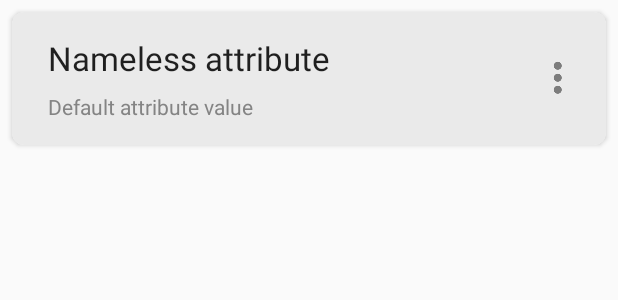
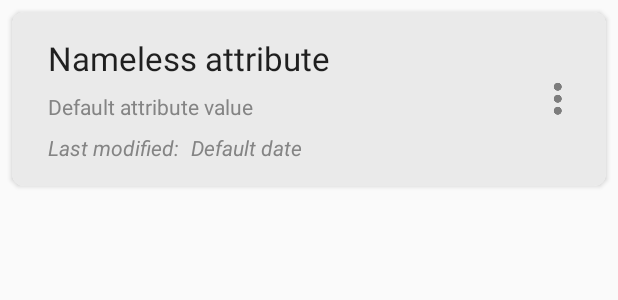
Before and after one commit to Winehorn/PassButler, an Android app: the layout account_detail_item.xml on its own in the app's theme, with its tools: preview values and no code run, on a phone screen of 412 x 824 dp. Shown: the top 300 px of the screen. Run offline under Robolectric (Android 15) with nearby library versions, the phone set to English and light mode, and no system bars.

Commit message:
Add the date of last modification to each attribute in the detail view of an account.

```diff
--- a/PassButler/app/src/main/java/edu/hm/cs/ig/passbutler/account_detail/AccountDetailAdapter.java
+++ b/PassButler/app/src/main/java/edu/hm/cs/ig/passbutler/account_detail/AccountDetailAdapter.java
@@ -41,8 +41,10 @@ public class AccountDetailAdapter extends RecyclerView.Adapter<AccountDetailAdap
     public void onBindViewHolder(AccountDetailAdapterViewHolder holder, int position) {
         String key = accountItemHandler.getAttributeKey(context, position);
         String value = accountItemHandler.getAttributeValue(context, key);
+        String lastModified = accountItemHandler.getAttributeLastModified(context, key).toString();
         holder.accountAttributeKeyTextView.setText(key);
         holder.accountAttributeValueTextView.setText(value);
+        holder.accountAttributeLastModifiedTextView.setText(lastModified);
     }
 
     @Override
@@ -62,11 +64,13 @@ public class AccountDetailAdapter extends RecyclerView.Adapter<AccountDetailAdap
 
         public final TextView accountAttributeKeyTextView;
         public final TextView accountAttributeValueTextView;
+        public final TextView accountAttributeLastModifiedTextView;
 
         public AccountDetailAdapterViewHolder(View view) {
             super(view);
             accountAttributeKeyTextView = view.findViewById(R.id.account_attribute_key_text_view);
             accountAttributeValueTextView = view.findViewById(R.id.account_attribute_value_text_view);
+            accountAttributeLastModifiedTextView = view.findViewById(R.id.account_attribute_last_modified_date_text_view);
             ImageButton imageButton = view.findViewById(R.id.account_detail_item_image_button);
             imageButton.setOnClickListener(this);
             view.setOnClickListener(this);
--- a/PassButler/app/src/main/res/layout/account_detail_item.xml
+++ b/PassButler/app/src/main/res/layout/account_detail_item.xml
@@ -42,9 +42,41 @@
                 android:layout_width="match_parent"
                 android:layout_height="wrap_content"
                 android:layout_marginTop="4dp"
+                android:layout_marginBottom="4dp"
                 android:textColor="@color/gray"
                 android:background="@color/background_light"
                 android:text="@string/default_attribute_value" />
+
+            <LinearLayout
+                android:layout_width="match_parent"
+                android:layout_height="wrap_content"
+                android:layout_marginTop="4dp"
+                android:background="@color/background_light"
+                android:orientation="horizontal">
+
+                <TextView
+                    android:id="@+id/account_attribute_last_modified_identifier_text_view"
+                    style="@style/TextAppearance.AppCompat.Small"
+                    android:textStyle="italic"
+                    android:layout_width="wrap_content"
+                    android:layout_height="wrap_content"
+                    android:textColor="@color/gray"
+                    android:paddingRight="4dp"
+                    android:background="@color/background_light"
+                    android:text="@string/last_modified_identifier_text_view_label" />
+
+                <TextView
+                    android:id="@+id/account_attribute_last_modified_date_text_view"
+                    style="@style/TextAppearance.AppCompat.Small"
+                    android:textStyle="italic"
+                    android:layout_width="wrap_content"
+                    android:layout_height="wrap_content"
+                    android:textColor="@color/gray"
+                    android:paddingLeft="4dp"
+                    android:background="@color/background_light"
+                    android:text="@string/default_last_modified_date" />
+
+            </LinearLayout>
 
         </LinearLayout>
 
--- a/PassButler/app/src/main/res/values/strings.xml
+++ b/PassButler/app/src/main/res/values/strings.xml
@@ -71,6 +71,8 @@
     <string name="default_attribute_value">Default attribute value</string>
     <string name="delete_attribute_menu_item_label">Delete</string>
     <string name="copy_attribute_menu_item_label">Copy</string>
+    <string name="last_modified_identifier_text_view_label">Last modified:</string>
+    <string name="default_last_modified_date">Default date</string>
 
     <!-- PasswordGeneratorActivity -->
     <string name="password_generator_activity_label">Password generator</string>
```
